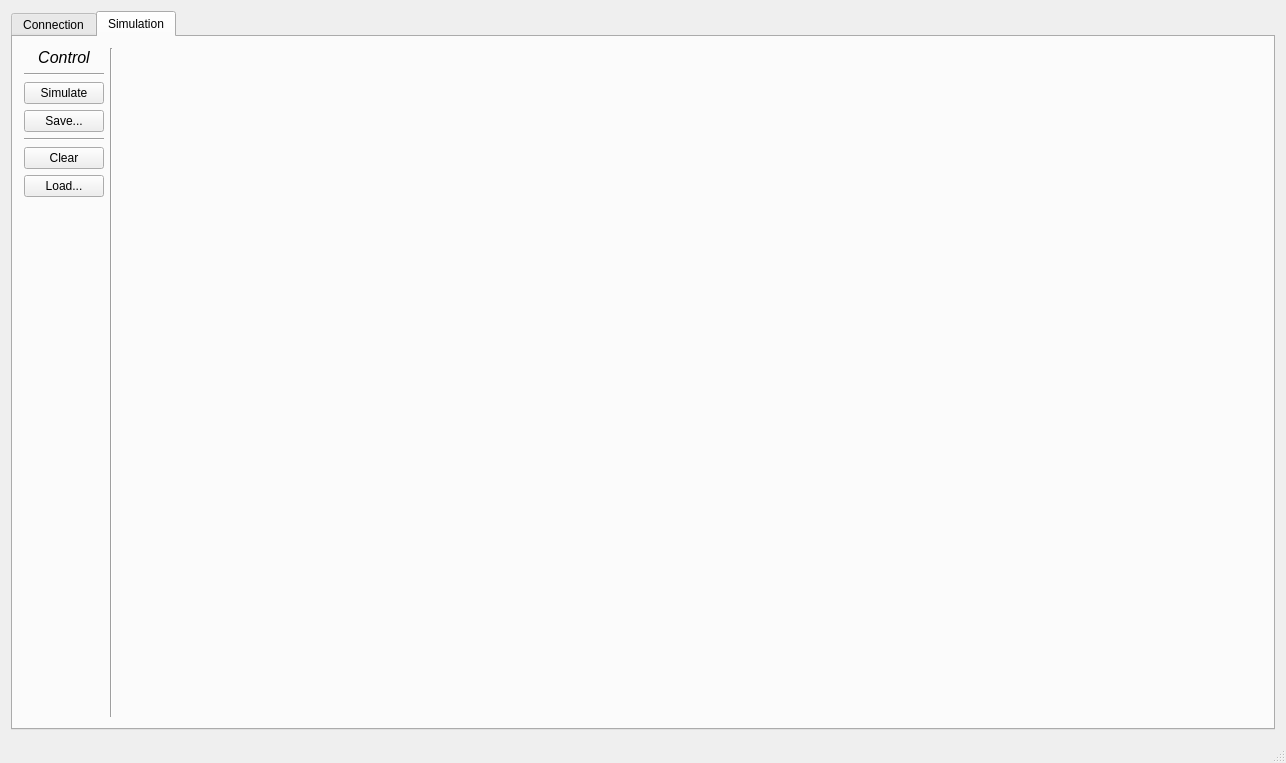
The window that mainwindow.ui (dkoszkul/master-thesis) describes before a commit, drawn with Qt 5.
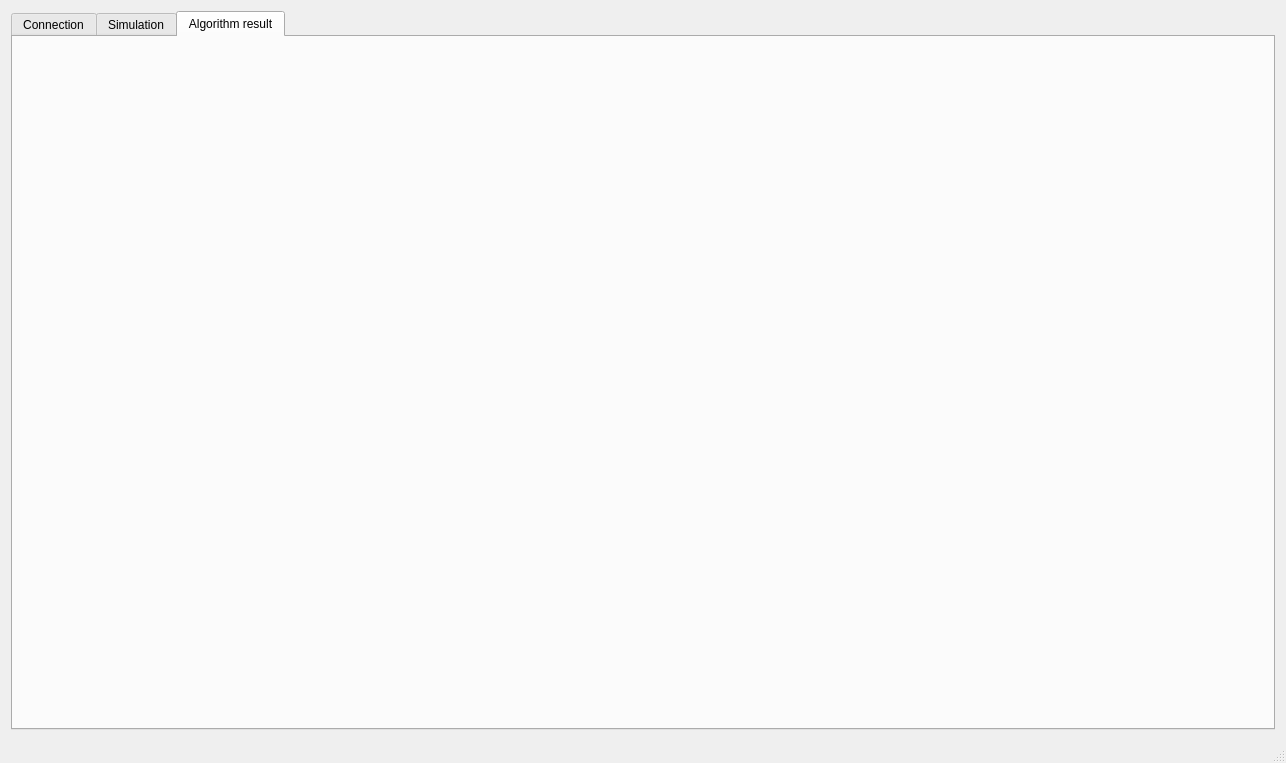
The same window after the commit. The open tabs and pages were chosen to show the change.

Diff of the .ui file:
```diff
--- a/mainwindow.ui
+++ b/mainwindow.ui
@@ -14,7 +14,7 @@
    <string>Object localization in a robot environment by using a system of ultrasonic range finder modules  (Dominik Koszkul, 2016)</string>
   </property>
   <widget class="QWidget" name="centralWidget">
-   <layout class="QHBoxLayout" name="horizontalLayout_2">
+   <layout class="QVBoxLayout" name="verticalLayout_3">
     <item>
      <widget class="QTabWidget" name="tabWidget">
       <property name="currentIndex">
@@ -215,6 +215,16 @@
         </item>
        </layout>
       </widget>
+      <widget class="QWidget" name="tab">
+       <attribute name="title">
+        <string>Algorithm result</string>
+       </attribute>
+       <layout class="QVBoxLayout" name="verticalLayout_4">
+        <item>
+         <layout class="QVBoxLayout" name="verticalLayout_2"/>
+        </item>
+       </layout>
+      </widget>
      </widget>
     </item>
    </layout>
```
